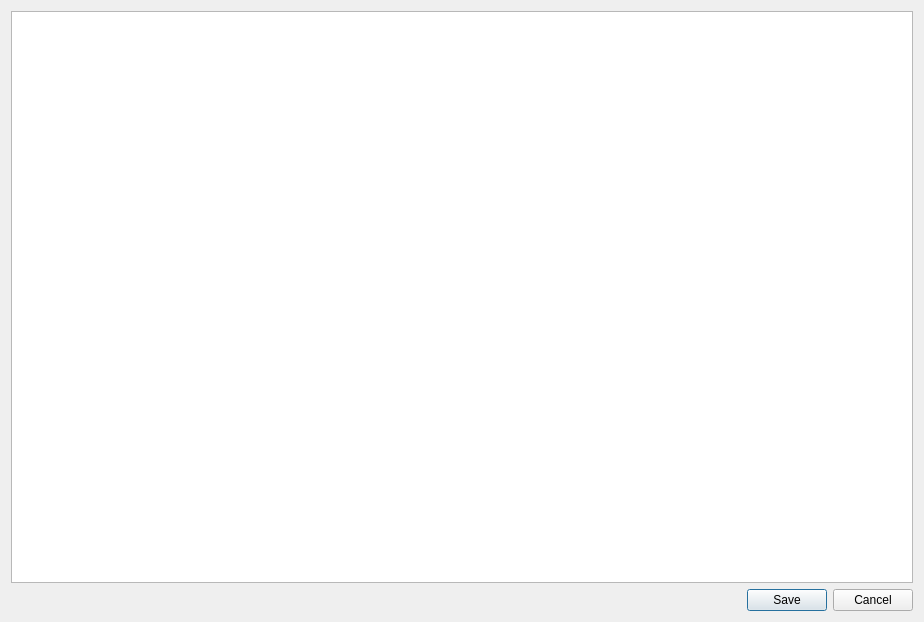
Qt form dialog_groupid.ui (ifaoe/2014-10-Bird-View) before a commit.
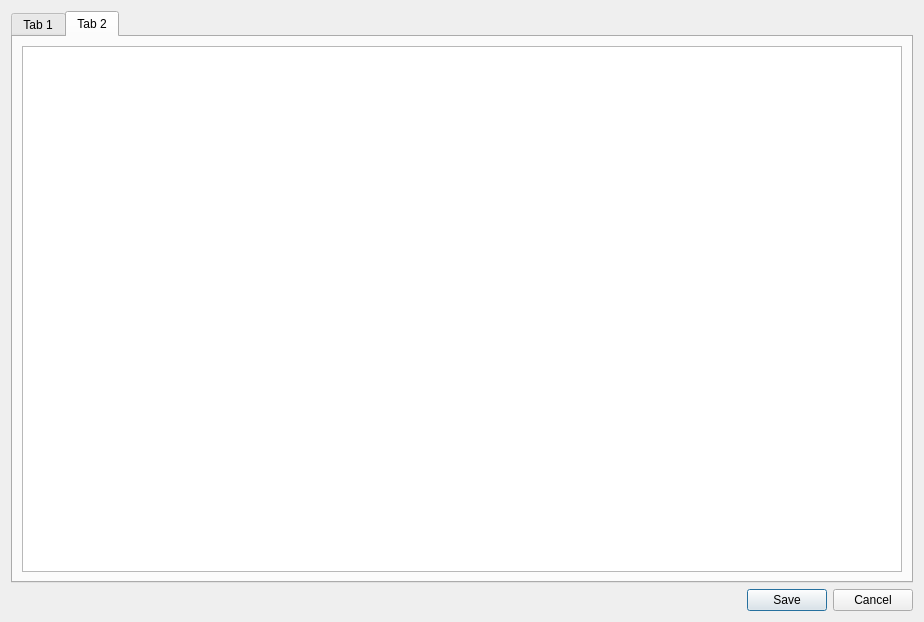
The same form after that commit.

Commit message: Unified family and group selection. Data source now between databases.

Patch:
```diff
--- a/dialog_groupid.ui
+++ b/dialog_groupid.ui
@@ -25,6 +25,16 @@
     </widget>
    </item>
    <item row="0" column="0">
+    <widget class="QTabWidget" name="tabWdgGroups">
+     <property name="currentIndex">
+      <number>1</number>
+     </property>
+     <widget class="QWidget" name="tabGroup">
+      <attribute name="title">
+       <string>Tab 1</string>
+      </attribute>
+      <layout class="QGridLayout" name="gridLayout_2">
+       <item row="0" column="0">
     <widget class="QTableView" name="tbvGroupSelection">
      <property name="autoScroll">
       <bool>false</bool>
@@ -68,6 +78,27 @@
      <attribute name="verticalHeaderVisible">
       <bool>false</bool>
      </attribute>
+        </widget>
+       </item>
+      </layout>
+     </widget>
+     <widget class="QWidget" name="tabFamily">
+      <attribute name="title">
+       <string>Tab 2</string>
+      </attribute>
+      <layout class="QGridLayout" name="gridLayout_3">
+       <item row="0" column="0">
+        <widget class="QTableView" name="tbvFamilySelection">
+         <property name="editTriggers">
+          <set>QAbstractItemView::NoEditTriggers</set>
+         </property>
+         <attribute name="verticalHeaderVisible">
+          <bool>false</bool>
+         </attribute>
+        </widget>
+       </item>
+      </layout>
+     </widget>
     </widget>
    </item>
   </layout>
```
Lines whose indentation alone changed are shown as unchanged. The commit also changes 12 other files.
